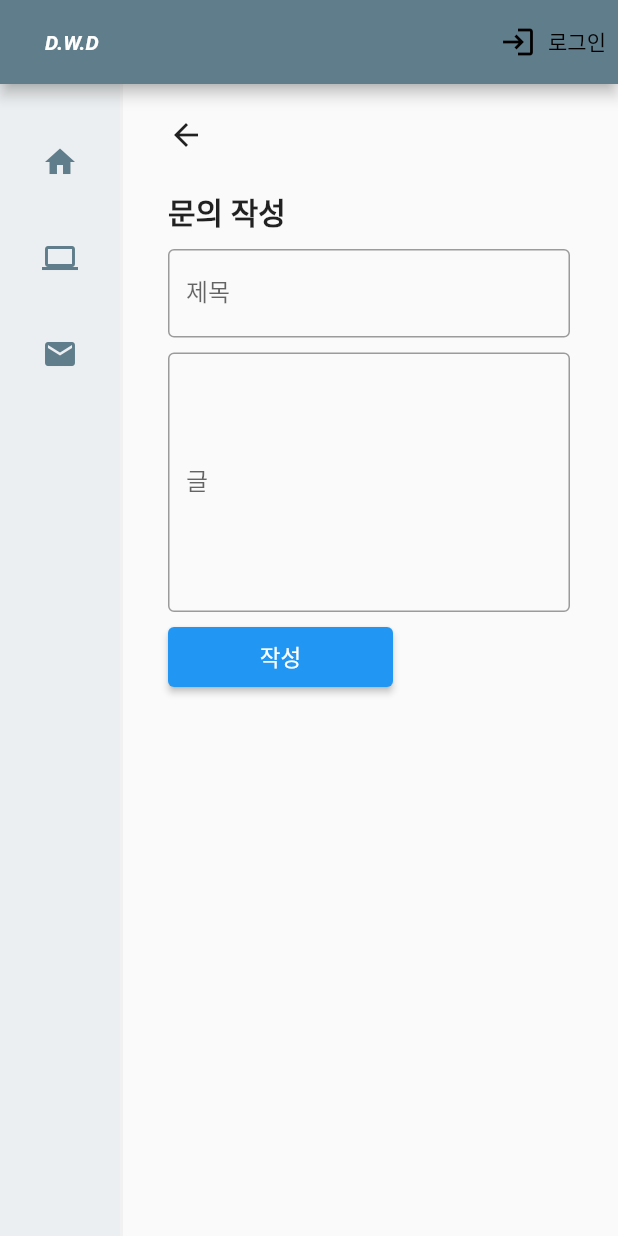
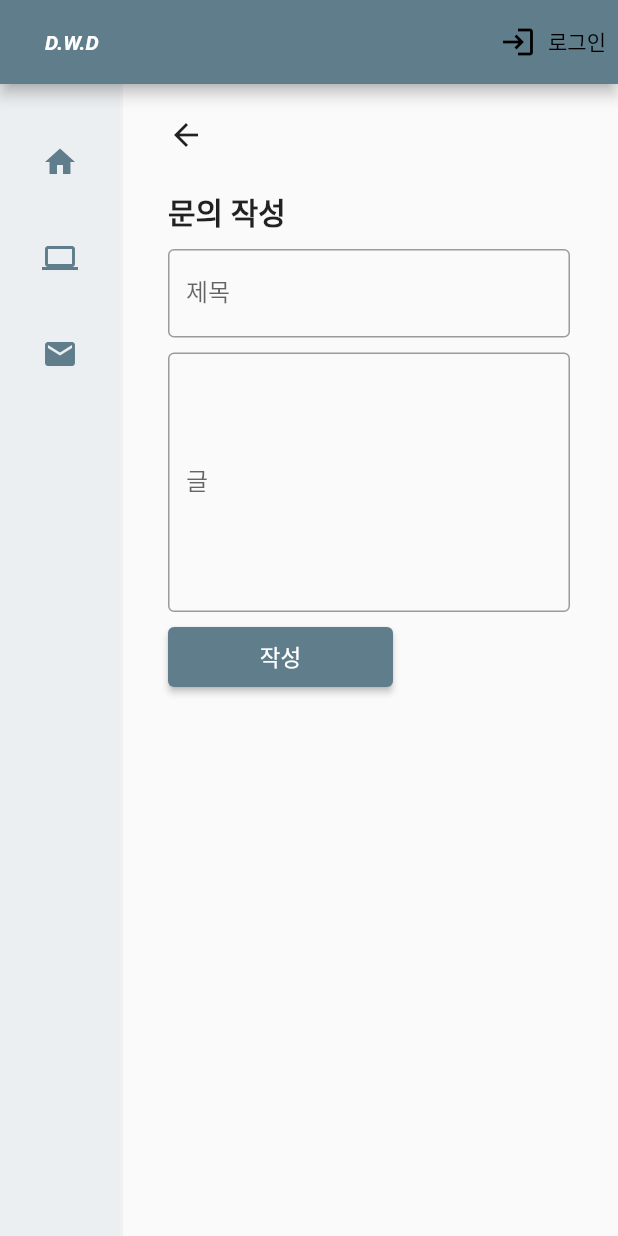
Before and after one commit to KihaJeong1994/develop-world, a Flutter app: the ContactWrite screen opened by its route, on a phone screen of 412 x 824 dp. Run offline on Flutter 3.47's test engine with Material 2 defaults, Android fonts, the light colour scheme and no system bars; our stand-ins replace event_bus, flutter_dotenv, flutter_rating_bar, go_router, infinite_scroll_pagination, shared_preferences and 2 more; missing offline and left inert: flutter_gl, image_card, kakao_flutter_sdk, seo, three_dart, three_dart_jsm; accounts and stored records are empty; statements that could not run were skipped.

Commit message:
add more seo and button color edit

```diff
--- a/lib/screens/account/sign_up_screen.dart
+++ b/lib/screens/account/sign_up_screen.dart
@@ -152,7 +152,8 @@ class SignUpScreen extends StatelessWidget {
                             }
                           },
                           style: TextButton.styleFrom(
-                              backgroundColor: Colors.blue),
+                              // backgroundColor: Colors.blue,
+                              ),
                           child: const Text(
                             '회원가입',
                             style: TextStyle(color: Colors.white, fontSize: 15),
--- a/lib/screens/contacts/contact_write.dart
+++ b/lib/screens/contacts/contact_write.dart
@@ -145,8 +145,9 @@ class _ContactWriteState extends State<ContactWrite> {
                       ),
                       child: ElevatedButton(
                         onPressed: onSubmitPressed,
-                        style:
-                            TextButton.styleFrom(backgroundColor: Colors.blue),
+                        style: TextButton.styleFrom(
+                            // backgroundColor: Colors.blue,
+                            ),
                         child: const Text(
                           '작성',
                           style: TextStyle(color: Colors.white, fontSize: 15),
```
Also changed, not shown: lib/screens/account/sign_in_screen.dart (+7 -2 lines), lib/widgets/lecture/lecture_info.dart (+15 -8 lines), 1 other file.
